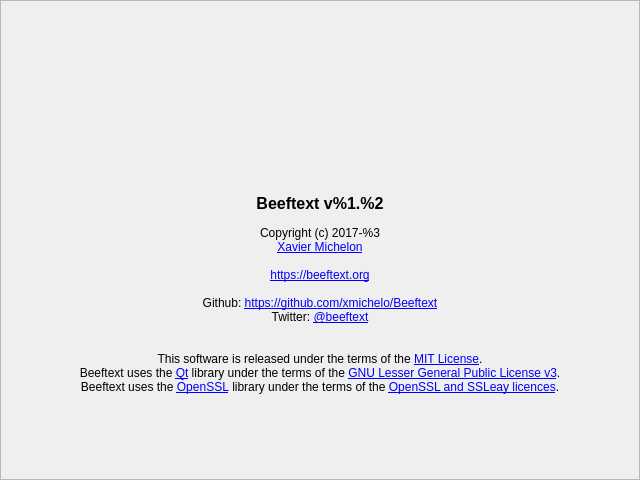
First picture: the form in AboutFrame.ui, repository xmichelo/Beeftext, before the edit.
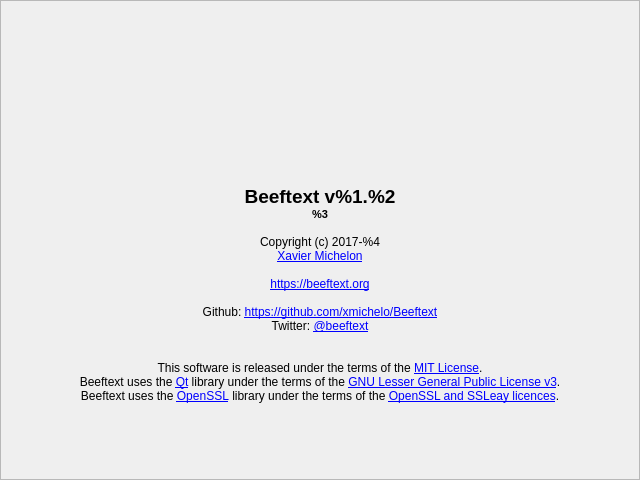
Second picture: the form after the edit. Icons and pictures are not drawn.

What changed in the file:
```diff
--- a/AboutFrame.ui
+++ b/AboutFrame.ui
@@ -23,7 +23,7 @@
    <item row="2" column="0" colspan="3">
     <widget class="QLabel" name="labelText">
      <property name="text">
-      <string>&lt;html&gt;&lt;head/&gt;&lt;body&gt;&lt;p align=&quot;center&quot;&gt;&lt;br/&gt;&lt;span style=&quot; font-size:12pt; font-weight:600;&quot;&gt;Beeftext v%1.%2&lt;/span&gt;&lt;br/&gt;&lt;br/&gt;Copyright (c) 2017-%3&lt;br/&gt;&lt;a href=&quot;https://x-mi.com&quot;&gt;&lt;span style=&quot; text-decoration: underline; color:#0000ff;&quot;&gt;Xavier Michelon&lt;br/&gt;&lt;/span&gt;&lt;/a&gt;&lt;br/&gt;&lt;a href=&quot;https://beeftext.org&quot;&gt;&lt;span style=&quot; text-decoration: underline; color:#0000ff;&quot;&gt;https://beeftext.org&lt;br/&gt;&lt;/span&gt;&lt;/a&gt;&lt;br/&gt;Github: &lt;a href=&quot;https://github.com/xmichelo/Beeftext&quot;&gt;&lt;span style=&quot; text-decoration: underline; color:#0000ff;&quot;&gt;https://github.com/xmichelo/Beeftext&lt;/span&gt;&lt;/a&gt;&lt;br/&gt;Twitter: &lt;a href=&quot;https://twitter.com/beeftext&quot;&gt;&lt;span style=&quot; text-decoration: underline; color:#0000ff;&quot;&gt;@beeftext&lt;br/&gt;&lt;/span&gt;&lt;/a&gt;&lt;br/&gt;&lt;br/&gt;This software is released under the terms of the &lt;a href=&quot;https://en.wikipedia.org/wiki/MIT_License&quot;&gt;&lt;span style=&quot; text-decoration: underline; color:#0000ff;&quot;&gt;MIT License&lt;/span&gt;&lt;/a&gt;.&lt;br/&gt;Beeftext uses the &lt;a href=&quot;https://www.qt.io/&quot;&gt;&lt;span style=&quot; text-decoration: underline; color:#0000ff;&quot;&gt;Qt&lt;/span&gt;&lt;/a&gt; library under the terms of the &lt;a href=&quot;https://www.gnu.org/licenses/lgpl-3.0.txt&quot;&gt;&lt;span style=&quot; text-decoration: underline; color:#0000ff;&quot;&gt;GNU Lesser General Public License v3&lt;/span&gt;&lt;/a&gt;.&lt;br/&gt;Beeftext uses the &lt;a href=&quot;https://www.openssl.org&quot;&gt;&lt;span style=&quot; text-decoration: underline; color:#0000ff;&quot;&gt;OpenSSL&lt;/span&gt;&lt;/a&gt; library under the terms of the &lt;a href=&quot;https://www.openssl.org/source/license.html&quot;&gt;&lt;span style=&quot; text-decoration: underline; color:#0000ff;&quot;&gt;OpenSSL and SSLeay licences&lt;/span&gt;&lt;/a&gt;.&lt;/p&gt;&lt;p align=&quot;center&quot;&gt;&lt;br/&gt;&lt;/p&gt;&lt;/body&gt;&lt;/html&gt;</string>
+      <string>&lt;html&gt;&lt;head/&gt;&lt;body&gt;&lt;p align=&quot;center&quot;&gt;&lt;br/&gt;&lt;span style=&quot; font-size:14pt; font-weight:600;&quot;&gt;Beeftext v%1.%2&lt;br/&gt;&lt;/span&gt;&lt;span style=&quot; font-size:8pt; font-weight:600;&quot;&gt;%3&lt;/span&gt;&lt;br/&gt;&lt;br/&gt;Copyright (c) 2017-%4&lt;br/&gt;&lt;a href=&quot;https://x-mi.com&quot;&gt;&lt;span style=&quot; text-decoration: underline; color:#0000ff;&quot;&gt;Xavier Michelon&lt;br/&gt;&lt;/span&gt;&lt;/a&gt;&lt;br/&gt;&lt;a href=&quot;https://beeftext.org&quot;&gt;&lt;span style=&quot; text-decoration: underline; color:#0000ff;&quot;&gt;https://beeftext.org&lt;br/&gt;&lt;/span&gt;&lt;/a&gt;&lt;br/&gt;Github: &lt;a href=&quot;https://github.com/xmichelo/Beeftext&quot;&gt;&lt;span style=&quot; text-decoration: underline; color:#0000ff;&quot;&gt;https://github.com/xmichelo/Beeftext&lt;/span&gt;&lt;/a&gt;&lt;br/&gt;Twitter: &lt;a href=&quot;https://twitter.com/beeftext&quot;&gt;&lt;span style=&quot; text-decoration: underline; color:#0000ff;&quot;&gt;@beeftext&lt;br/&gt;&lt;/span&gt;&lt;/a&gt;&lt;br/&gt;&lt;br/&gt;This software is released under the terms of the &lt;a href=&quot;https://en.wikipedia.org/wiki/MIT_License&quot;&gt;&lt;span style=&quot; text-decoration: underline; color:#0000ff;&quot;&gt;MIT License&lt;/span&gt;&lt;/a&gt;.&lt;br/&gt;Beeftext uses the &lt;a href=&quot;https://www.qt.io/&quot;&gt;&lt;span style=&quot; text-decoration: underline; color:#0000ff;&quot;&gt;Qt&lt;/span&gt;&lt;/a&gt; library under the terms of the &lt;a href=&quot;https://www.gnu.org/licenses/lgpl-3.0.txt&quot;&gt;&lt;span style=&quot; text-decoration: underline; color:#0000ff;&quot;&gt;GNU Lesser General Public License v3&lt;/span&gt;&lt;/a&gt;.&lt;br/&gt;Beeftext uses the &lt;a href=&quot;https://www.openssl.org&quot;&gt;&lt;span style=&quot; text-decoration: underline; color:#0000ff;&quot;&gt;OpenSSL&lt;/span&gt;&lt;/a&gt; library under the terms of the &lt;a href=&quot;https://www.openssl.org/source/license.html&quot;&gt;&lt;span style=&quot; text-decoration: underline; color:#0000ff;&quot;&gt;OpenSSL and SSLeay licences&lt;/span&gt;&lt;/a&gt;.&lt;/p&gt;&lt;p align=&quot;center&quot;&gt;&lt;br/&gt;&lt;/p&gt;&lt;/body&gt;&lt;/html&gt;</string>
      </property>
      <property name="alignment">
       <set>Qt::AlignHCenter|Qt::AlignTop</set>
```
